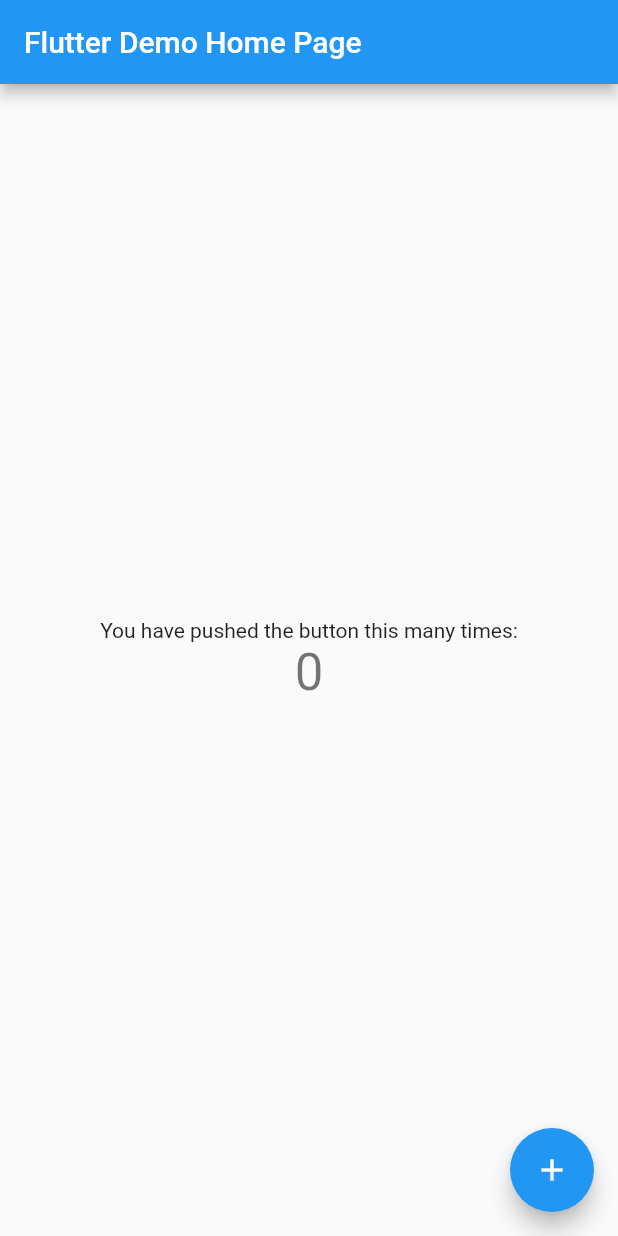
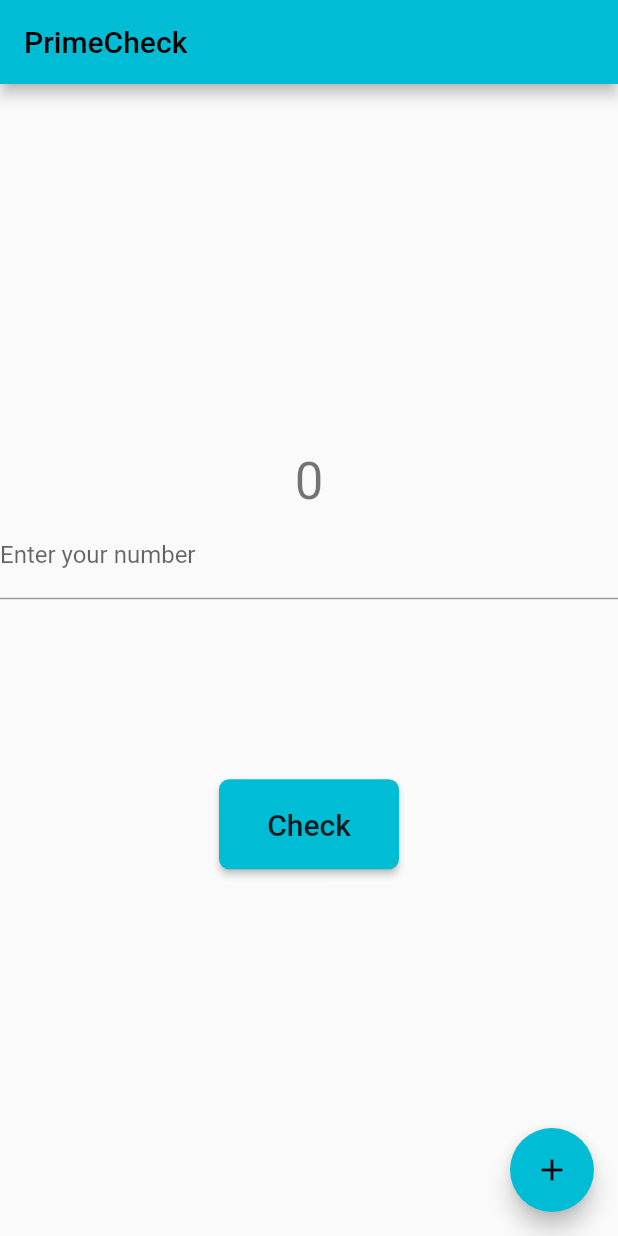
Before and after one commit to PiotrZPL/PrimeCheck-android, a Flutter app: the screen it shows after launch, on a phone screen of 412 x 824 dp. Run offline on Flutter 3.47's test engine with Material 2 defaults, Android fonts, the phone set to English and light mode, and no system bars.

Commit message:
Updated the UI

```diff
--- a/lib/main.dart
+++ b/lib/main.dart
@@ -1,4 +1,5 @@
 import 'package:flutter/material.dart';
+import 'package:flutter/services.dart';
 
 void main() {
   runApp(const MyApp());
@@ -11,26 +12,22 @@
   @override
   Widget build(BuildContext context) {
     return MaterialApp(
-      title: 'Flutter Demo',
+      title: 'PrimeCheck',
       theme: ThemeData(
-        // This is the theme of your application.
-        //
-        // Try running your application with "flutter run". You'll see the
-        // application has a blue toolbar. Then, without quitting the app, try
-        // changing the primarySwatch below to Colors.green and then invoke
-        // "hot reload" (press "r" in the console where you ran "flutter run",
-        // or simply save your changes to "hot reload" in a Flutter IDE).
-        // Notice that the counter didn't reset back to zero; the application
-        // is not restarted.
-        primarySwatch: Colors.blue,
+        primarySwatch: Colors.cyan,
       ),
-      home: const MyHomePage(title: 'Flutter Demo Home Page'),
+      darkTheme: ThemeData(
+        primaryColor: Colors.white,
+        brightness: Brightness.dark,
+        scaffoldBackgroundColor: Colors.black,
+      ),
+      home: const HomePage(),
     );
   }
 }
 
-class MyHomePage extends StatefulWidget {
-  const MyHomePage({Key? key, required this.title}) : super(key: key);
+class HomePage extends StatefulWidget {
+  const HomePage({Key? key}) : super(key: key);
 
   // This widget is the home page of your application. It is stateful, meaning
   // that it has a State object (defined below) that contains fields that affect
@@ -41,14 +38,13 @@
   // used by the build method of the State. Fields in a Widget subclass are
   // always marked "final".
 
-  final String title;
-
   @override
-  State<MyHomePage> createState() => _MyHomePageState();
+  State<HomePage> createState() => _HomePageState();
 }
 
-class _MyHomePageState extends State<MyHomePage> {
+class _HomePageState extends State<HomePage> {
   int _counter = 0;
+  final textFieldController = TextEditingController();
 
   void _incrementCounter() {
     setState(() {
@@ -57,8 +53,15 @@
       // so that the display can reflect the updated values. If we changed
       // _counter without calling setState(), then the build method would not be
       // called again, and so nothing would appear to happen.
-      _counter++;
+      _counter = int.parse(textFieldController.text);
     });
+  }
+
+  @override
+  void dispose() {
+    // Clean up the controller when the widget is disposed.
+    textFieldController.dispose();
+    super.dispose();
   }
 
   @override
@@ -73,35 +76,41 @@
       appBar: AppBar(
         // Here we take the value from the MyHomePage object that was created by
         // the App.build method, and use it to set our appbar title.
-        title: Text(widget.title),
+        title: const Text("PrimeCheck"),
       ),
       body: Center(
         // Center is a layout widget. It takes a single child and positions it
         // in the middle of the parent.
         child: Column(
-          // Column is also a layout widget. It takes a list of children and
-          // arranges them vertically. By default, it sizes itself to fit its
-          // children horizontally, and tries to be as tall as its parent.
-          //
-          // Invoke "debug painting" (press "p" in the console, choose the
-          // "Toggle Debug Paint" action from the Flutter Inspector in Android
-          // Studio, or the "Toggle Debug Paint" command in Visual Studio Code)
-          // to see the wireframe for each widget.
-          //
-          // Column has various properties to control how it sizes itself and
-          // how it positions its children. Here we use mainAxisAlignment to
-          // center the children vertically; the main axis here is the vertical
-          // axis because Columns are vertical (the cross axis would be
-          // horizontal).
+
           mainAxisAlignment: MainAxisAlignment.center,
           children: <Widget>[
-            const Text(
-              'You have pushed the button this many times:',
-            ),
             Text(
               '$_counter',
               style: Theme.of(context).textTheme.headline4,
             ),
+            TextField(
+              decoration: const InputDecoration(labelText: "Enter your number"),
+              controller: textFieldController,
+              keyboardType: TextInputType.number,
+              inputFormatters: <TextInputFormatter>[
+                FilteringTextInputFormatter.digitsOnly
+              ],
+            ),
+            const SizedBox(height: 120),
+            ElevatedButton(
+              onPressed: _incrementCounter,
+              style: ElevatedButton.styleFrom(
+                fixedSize: Size(120, 60),
+                shape: RoundedRectangleBorder(
+                  borderRadius: BorderRadius.circular(7),
+                )
+              ),
+              child: Text(
+                "Check",
+                style: Theme.of(context).textTheme.headline6,
+              )
+            )
           ],
         ),
       ),
```
